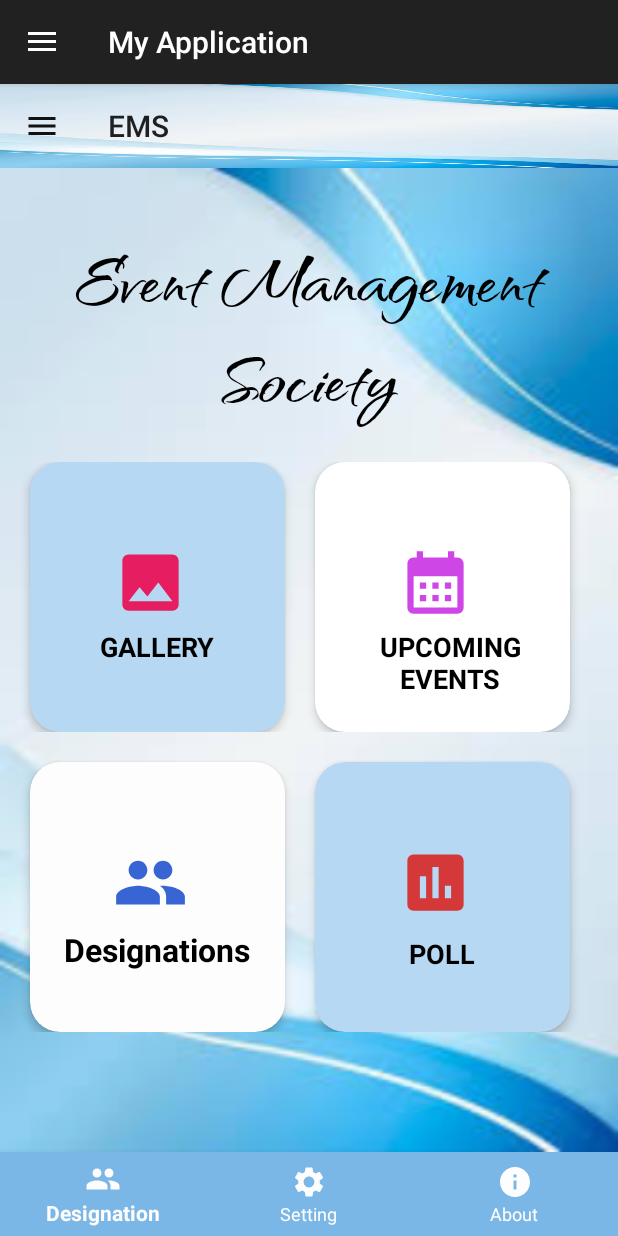
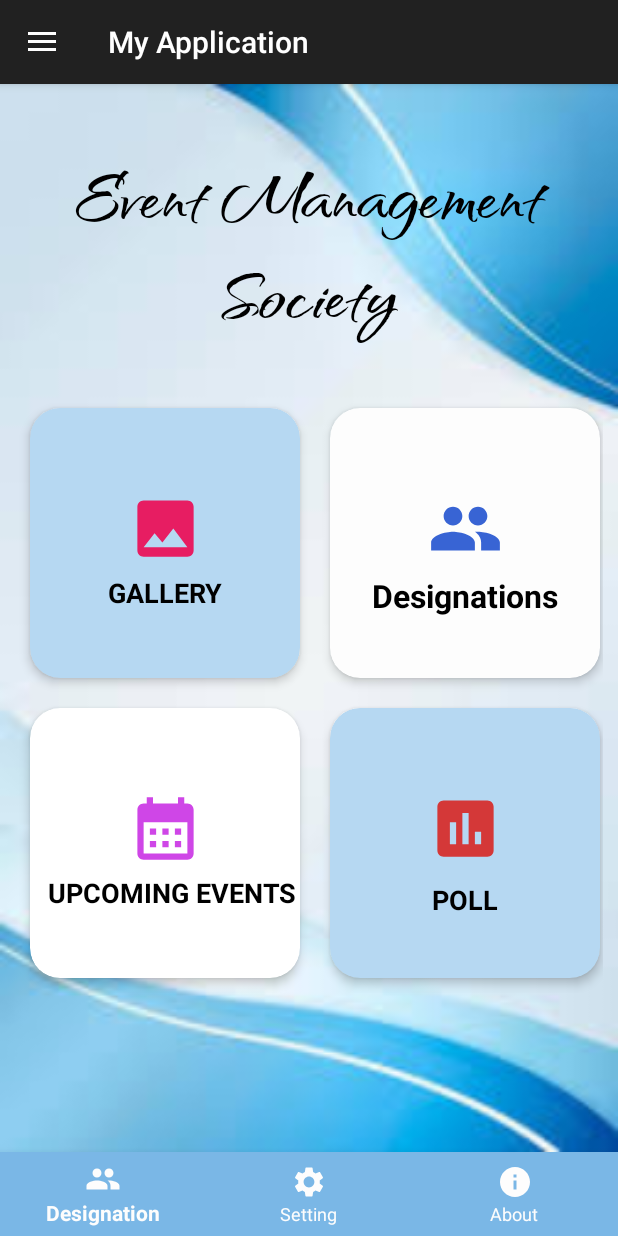
Before and after one commit to farran-777/Event_Management_Soceity_App, an Android app: the ems3 screen opened directly, with no data from a screen before it, on a phone screen of 412 x 824 dp. Run offline under Robolectric (Android 15) with nearby library versions, the phone set to English and light mode, and no system bars.

Commit message:
git commit

```diff
--- a/app/src/main/AndroidManifest.xml
+++ b/app/src/main/AndroidManifest.xml
@@ -13,6 +13,9 @@
         android:theme="@style/Theme.EventManagementSoceityApp"
         tools:targetApi="31">
         <activity
+            android:name=".layout_ems_main"
+            android:exported="false" />
+        <activity
             android:name=".Ems_Login"
             android:exported="true">
             <intent-filter>
@@ -21,25 +24,21 @@
                 <category android:name="android.intent.category.LAUNCHER" />
             </intent-filter>
         </activity>
-
-
         <activity
             android:name=".ems3"
-            android:exported="true"/>
+            android:exported="true" />
         <activity
             android:name=".DesignationsActivity"
-            android:exported="false"/>
+            android:exported="false" />
         <activity
             android:name=".GalleryActivity"
-            android:exported="false"/>
+            android:exported="false" />
         <activity
             android:name=".UpcomingEventsActivity"
-            android:exported="false"/>
+            android:exported="false" />
         <activity
             android:name=".PollActivity"
-            android:exported="false">
-
-        </activity>
+            android:exported="false"></activity>
     </application>
 
 </manifest>
--- a/app/src/main/res/layout/ems3.xml
+++ b/app/src/main/res/layout/ems3.xml
@@ -14,14 +14,14 @@
         android:orientation="vertical"
         >
 
-        <androidx.appcompat.widget.Toolbar
-            android:id="@+id/toolbar"
-            android:layout_width="match_parent"
-            android:layout_height="?attr/actionBarSize"
-            android:background="@drawable/emsbg"
-            app:navigationIcon="@drawable/menu_24"
-            app:title="EMS"
-            />
+<!--        <androidx.appcompat.widget.Toolbar-->
+<!--            android:id="@+id/toolbar"-->
+<!--            android:layout_width="match_parent"-->
+<!--            android:layout_height="?attr/actionBarSize"-->
+<!--            android:background="@drawable/emsbg"-->
+<!--            app:navigationIcon="@drawable/menu_24"-->
+<!--            app:title="EMS"-->
+<!--            />-->
 
         <!-- Main Content -->
 
@@ -46,33 +46,35 @@
                 android:textStyle="bold"
                 android:fontFamily="@font/qwitchergrypen_bold"/>
 
-            <LinearLayout
+            <GridLayout
                 android:layout_width="match_parent"
                 android:layout_height="wrap_content"
                 android:layout_marginTop="20dp"
-                android:orientation="horizontal">
+                android:columnCount="2"
+                android:rowCount="2"
+                android:orientation="vertical"
+                android:padding="10dp">
 
                 <androidx.cardview.widget.CardView
                     android:id="@+id/card_gallery"
-                    android:layout_width="170dp"
+                    android:layout_width="180dp"
                     android:layout_height="180dp"
-                    android:layout_marginLeft="20dp"
+                    android:layout_margin="10dp"
+                    android:layout_gravity="center"
                     app:cardBackgroundColor="@color/white"
                     app:cardCornerRadius="20dp"
                     app:cardElevation="4dp"
-                    android:backgroundTint="#B6D8F2"
-                    >
+                    android:backgroundTint="#B6D8F2">
 
                     <LinearLayout
                         android:layout_width="match_parent"
                         android:layout_height="match_parent"
-                        android:orientation="vertical"
-                        >
+                        android:orientation="vertical">
 
                         <TextView
                             android:layout_width="match_parent"
                             android:layout_height="wrap_content"
-                            android:paddingStart="55dp"
+                            android:paddingStart="65dp"
                             android:paddingTop="55dp"
                             android:drawableStart="@drawable/image" />
 
@@ -84,19 +86,18 @@
                             android:text="GALLERY"
                             android:textColor="@color/black"
                             android:textSize="18sp"
-                            android:textStyle="bold"
-                            />
+                            android:textStyle="bold" />
                     </LinearLayout>
                 </androidx.cardview.widget.CardView>
 
                 <androidx.cardview.widget.CardView
                     android:id="@+id/card_upcoming_events"
-                    android:layout_width="170dp"
+                    android:layout_width="180dp"
                     android:layout_height="180dp"
-                    android:layout_marginLeft="20dp"
+                    android:layout_margin="10dp"
+                    android:layout_gravity="center"
                     app:cardCornerRadius="20dp"
-                    app:cardElevation="4dp"
-                    >
+                    app:cardElevation="4dp">
 
                     <LinearLayout
                         android:layout_width="match_parent"
@@ -106,7 +107,7 @@
                         <TextView
                             android:layout_width="match_parent"
                             android:layout_height="wrap_content"
-                            android:paddingStart="55dp"
+                            android:paddingStart="65dp"
                             android:paddingTop="55dp"
                             android:drawableStart="@drawable/calendar" />
 
@@ -122,19 +123,13 @@
                             android:textStyle="bold" />
                     </LinearLayout>
                 </androidx.cardview.widget.CardView>
-            </LinearLayout>
-
-            <LinearLayout
-                android:layout_width="match_parent"
-                android:layout_height="wrap_content"
-                android:orientation="horizontal">
 
                 <androidx.cardview.widget.CardView
                     android:id="@+id/card_designations"
-                    android:layout_width="170dp"
+                    android:layout_width="180dp"
                     android:layout_height="180dp"
-                    android:layout_marginLeft="20dp"
-                    android:layout_marginTop="20dp"
+                    android:layout_margin="10dp"
+                    android:layout_gravity="center"
                     app:cardCornerRadius="20dp"
                     app:cardElevation="4dp"
                     android:backgroundTint="@color/white">
@@ -142,13 +137,12 @@
                     <LinearLayout
                         android:layout_width="match_parent"
                         android:layout_height="match_parent"
-                        android:layout_marginTop="0dp"
                         android:orientation="vertical">
 
                         <TextView
                             android:layout_width="match_parent"
                             android:layout_height="wrap_content"
-                            android:paddingStart="55dp"
+                            android:paddingStart="65dp"
                             android:paddingTop="55dp"
                             android:drawableStart="@drawable/two_persons" />
 
@@ -166,10 +160,10 @@
 
                 <androidx.cardview.widget.CardView
                     android:id="@+id/card_poll"
-                    android:layout_width="170dp"
+                    android:layout_width="180dp"
                     android:layout_height="180dp"
-                    android:layout_marginLeft="20dp"
-                    android:layout_marginTop="20dp"
+                    android:layout_margin="10dp"
+                    android:layout_gravity="center"
                     app:cardCornerRadius="20dp"
                     app:cardElevation="4dp"
                     android:backgroundTint="#B6D8F2">
@@ -182,24 +176,24 @@
                         <TextView
                             android:layout_width="match_parent"
                             android:layout_height="wrap_content"
-                            android:paddingStart="55dp"
+                            android:paddingStart="65dp"
                             android:paddingTop="55dp"
-                            android:drawableStart="@drawable/poll_24"
-                            />
+                            android:drawableStart="@drawable/poll_24" />
 
                         <TextView
                             android:layout_width="match_parent"
                             android:layout_height="wrap_content"
-                           android:gravity="center"
+                            android:gravity="center"
                             android:layout_marginTop="10dp"
                             android:text="POLL"
                             android:textColor="@color/black"
                             android:textSize="18sp"
-                            android:textStyle="bold"
-                            />
+                            android:textStyle="bold" />
                     </LinearLayout>
                 </androidx.cardview.widget.CardView>
-            </LinearLayout>
+
+            </GridLayout>
+
         </LinearLayout>
 
         <com.google.android.material.bottomnavigation.BottomNavigationView
@@ -218,6 +212,7 @@
         android:layout_width="wrap_content"
         android:layout_height="match_parent"
         android:layout_gravity="start"
+        android:background="@drawable/emsbg"
         app:menu="@menu/drawer" />
 
 </androidx.drawerlayout.widget.DrawerLayout>
--- a/app/src/main/res/menu/drawer.xml
+++ b/app/src/main/res/menu/drawer.xml
@@ -15,4 +15,5 @@
         android:title="About" />
 
 
+
 </menu>
```
